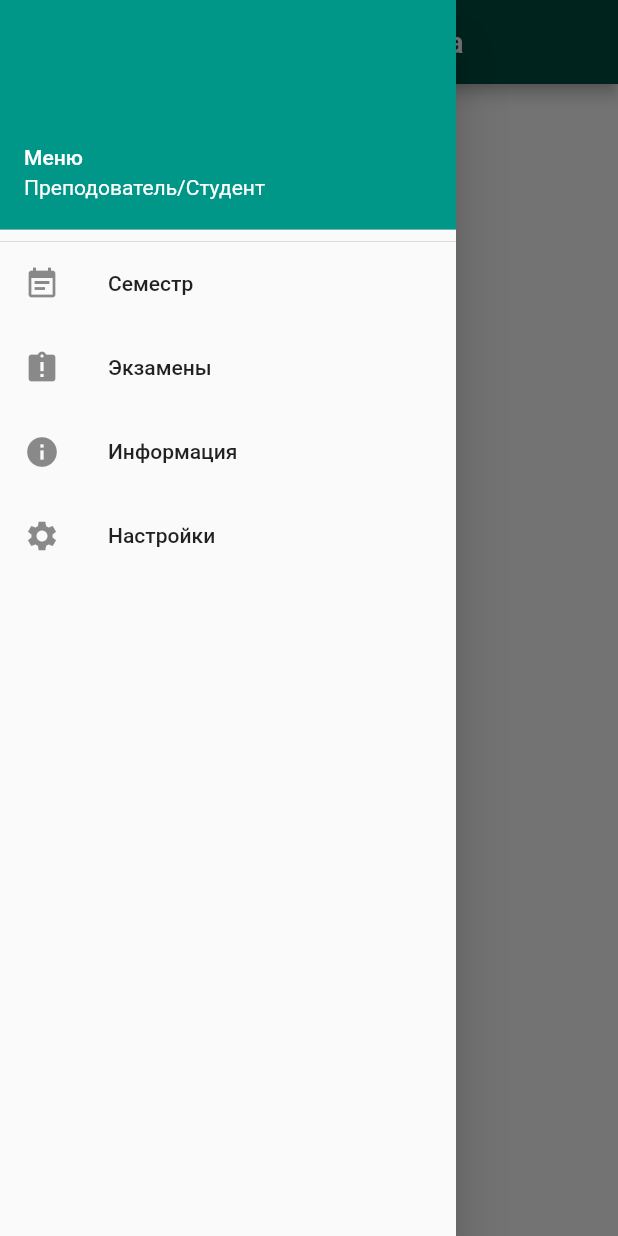
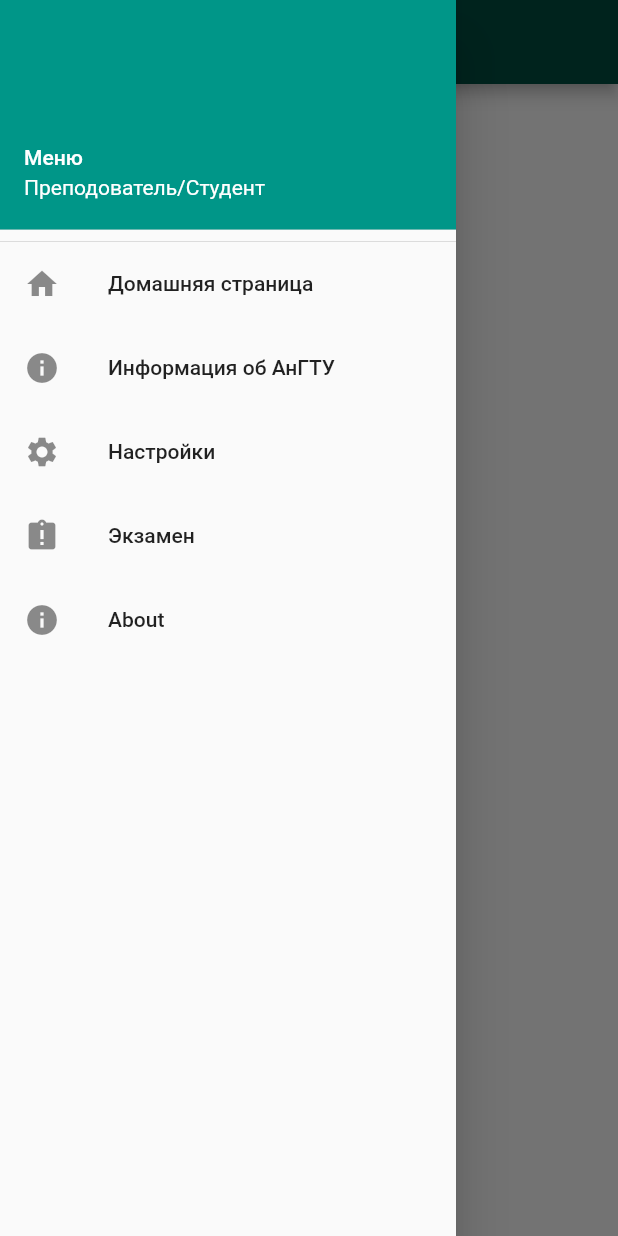
Before and after one commit to Al6or/app_shedule_angtu, a Flutter app: the screen it shows after launch, with the side drawer open, on a phone screen of 412 x 824 dp. Run offline on Flutter 3.47's test engine with Material 2 defaults, Android fonts, the phone set to English and light mode, and no system bars.

Commit message:
изменила навигацию, добавлены новые маршруты, новые страницы, старые страницы удалены.

```diff
--- a/lib/main.dart
+++ b/lib/main.dart
@@ -1,94 +1,18 @@
-import 'package:angtu_shedule_flutter/exam_page.dart';
-import 'package:angtu_shedule_flutter/info_page.dart';
-import 'package:angtu_shedule_flutter/settings_page.dart';
+import 'package:angtu_shedule_flutter/screens/exam.dart';
+import 'package:angtu_shedule_flutter/screens/info.dart';
+import 'package:angtu_shedule_flutter/screens/settings.dart';
+import 'package:angtu_shedule_flutter/screens/home.dart';
 import 'package:flutter/material.dart';
 
-void main() => runApp(HeadPage());
-
-//Страница с расписание семестра
-//доступна их меню
-class HeadPage extends StatelessWidget {
-  @override
-  Widget build(BuildContext context) {
-    return MaterialApp(
-      home: Scaffold(
-        appBar: AppBar(
-          centerTitle: true,
-          title: Text('Расписание семестра'),
-          backgroundColor: Colors.teal[900],
-        ), //заголовок всей страницы
-        body: BodyMain(), //Главная страница
-        drawer: new DrawerOnly(),
-      ),
-    );
-  }
+void main() {
+  runApp(MaterialApp(
+    debugShowCheckedModeBanner: false,
+    home: HomeScreen(), // маршрут главная страница "home" - неявно '/'
+    routes: <String, WidgetBuilder>{
+      // определить маршруты
+      SettingsScreen.routeName: (BuildContext context) => SettingsScreen(),
+      InfoScreen.routeName: (BuildContext context) => InfoScreen(),
+      ExamScreen.routeName: (BuildContext context) => ExamScreen(),
+    },
+  ));
 }
-
-//меню слева
-class DrawerOnly extends StatelessWidget {
-  @override
-  Widget build(BuildContext context) {
-    return Drawer(
-      child: new ListView(
-        children: <Widget>[
-          new DrawerHeader(
-            margin: EdgeInsets.zero,
-            padding: EdgeInsets.zero,
-            child: UserAccountsDrawerHeader(
-              accountName: Text('Меню'),
-              accountEmail:
-                  Text('Преподователь/Студент'), //ИЗМЕНИТЬ ДАННЫЕ ИЗ ФАЙЛА
-              decoration: BoxDecoration(color: Colors.teal),
-            ),
-          ),
-          new ListTile(
-            title: new Text("Семестр"), //заголовок
-            leading: Icon(Icons.event_note), //иконки
-            onTap: () {
-              Navigator.pop(context);
-              Navigator.push(context,
-                  new MaterialPageRoute(builder: (context) => new HeadPage()));
-            },
-          ), //плитка листа семестр
-          new ListTile(
-            title: new Text("Экзамены"),
-            leading: Icon(Icons.assignment_late),
-            onTap: () {
-              Navigator.pop(context);
-              Navigator.push(context,
-                  new MaterialPageRoute(builder: (context) => new ExamPage()));
-            },
-          ), //плитка листа экзамены
-          new ListTile(
-            title: new Text("Информация"),
-            leading: Icon(Icons.info),
-            onTap: () {
-              Navigator.pop(context);
-              Navigator.push(context,
-                  new MaterialPageRoute(builder: (context) => new InfoPage()));
-            },
-          ), //плитка листа инф. универ
-          new ListTile(
-            title: new Text("Настройки"),
-            leading: Icon(Icons.settings),
-            onTap: () {
-              Navigator.pop(context);
-              Navigator.push(
-                  context,
-                  new MaterialPageRoute(
-                      builder: (context) => new SettingPage()));
-            },
-          ), //плитка листа настройки
-        ],
-      ),
-    ); //меню слева
-  }
-}
-
-//главная страница
-class BodyMain extends StatelessWidget {
-  @override
-  Widget build(BuildContext context) {
-    return Container();
-  }
-}
--- /dev/null
+++ b/lib/screens/home.dart
@@ -0,0 +1,82 @@
+import 'package:angtu_shedule_flutter/screens/exam.dart';
+import 'package:angtu_shedule_flutter/screens/info.dart';
+import 'package:flutter/material.dart';
+import 'package:angtu_shedule_flutter/screens/settings.dart';
+
+class HomeScreen extends StatefulWidget {
+  @override
+  HomeScreenState createState() => HomeScreenState();
+}
+
+class HomeScreenState extends State<HomeScreen> {
+  //выдвижное меню слева
+  Drawer getNavDrawer(BuildContext context) {
+    //заголовок выдвижного меню
+    var headerChild = DrawerHeader(
+      //убираем границы
+      margin: EdgeInsets.zero,
+      padding: EdgeInsets.zero,
+      child: UserAccountsDrawerHeader(
+        accountName: Text('Меню'),
+        accountEmail: Text('Преподователь/Студент'), //ИЗМЕНИТЬ ДАННЫЕ ИЗ ФАЙЛА
+        decoration: BoxDecoration(color: Colors.teal),
+      ),
+    );
+    //всплывающие окно с информацией
+    var aboutChild = AboutListTile(
+        child: Text("About"),
+        applicationName: "Расписание АнГТУ\n30.03.2021",
+        applicationVersion: "v1.0.0",
+        applicationIcon: Icon(Icons.adb),
+        icon: Icon(Icons.info));
+    //навигация меню
+    ListTile getNavItem(var icon, String s, String routeName) {
+      return ListTile(
+        leading: Icon(icon),
+        title: Text(s),
+        onTap: () {
+          setState(() {
+            // pop - закрыть выдвижное меню
+            Navigator.of(context).pop();
+            // pushNamed -  перейти к маршруту
+            Navigator.of(context).pushNamed(routeName);
+          });
+        },
+      );
+    }
+
+    //пункты меню
+    var myNavChildren = [
+      headerChild,
+      getNavItem(Icons.home, "Домашняя страница", "/"),
+      getNavItem(Icons.info, "Информация об АнГТУ", InfoScreen.routeName),
+      getNavItem(Icons.settings, "Настройки", SettingsScreen.routeName),
+      getNavItem(Icons.assignment_late, "Экзамен", ExamScreen.routeName),
+      aboutChild
+    ];
+
+    ListView listView = ListView(children: myNavChildren);
+
+    return Drawer(
+      child: listView,
+    );
+  }
+
+  //главная страница
+  @override
+  Widget build(BuildContext context) {
+    return Scaffold(
+      appBar: AppBar(
+        centerTitle: true,
+        title: Text("Расписание"),
+        backgroundColor: Colors.teal[900],
+      ),
+      body: Container(
+          child: Center(
+        child: Text("Домашняя страница"),
+      )),
+      // Установите панель навигации
+      drawer: getNavDrawer(context),
+    );
+  }
+}
```
Also changed, not shown: lib/exam_page.dart (deleted, +0 -21 lines), lib/info_page.dart (deleted, +0 -21 lines), lib/list_shedule_page.dart (deleted, +0 -20 lines), lib/screens/exam.dart (added, +18 -0 lines), lib/screens/info.dart (added, +18 -0 lines), lib/screens/settings.dart (added, +18 -0 lines), lib/settings_page.dart (deleted, +0 -22 lines).
